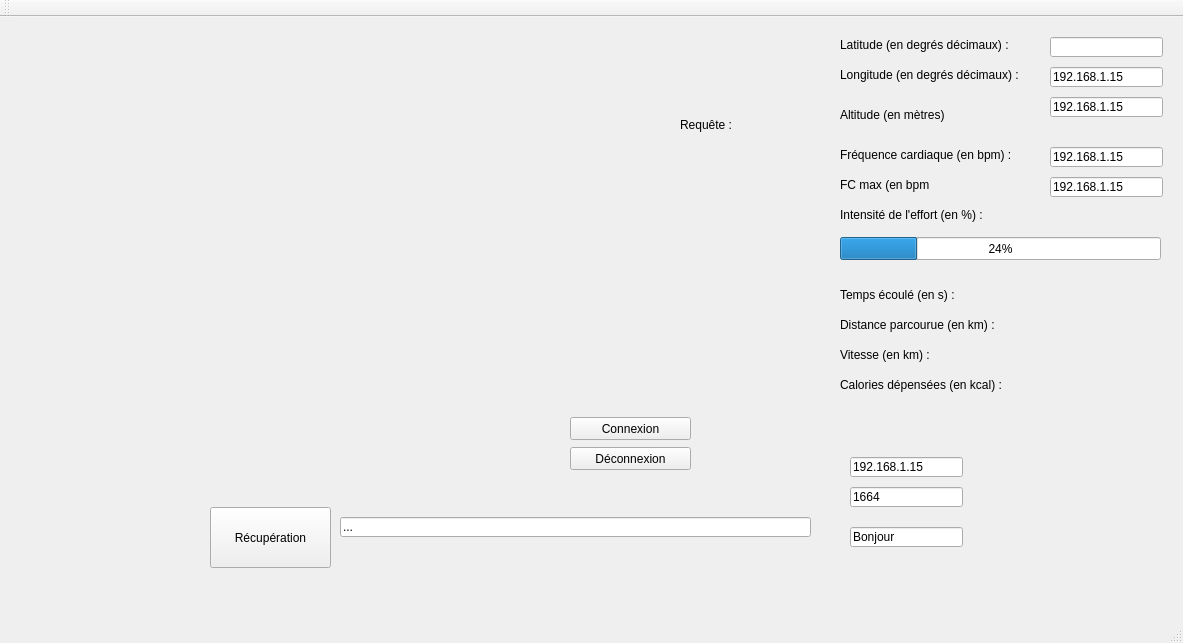
Old version of the form mainwindow.ui in the repository Smartineau901/marathon_rochelle.
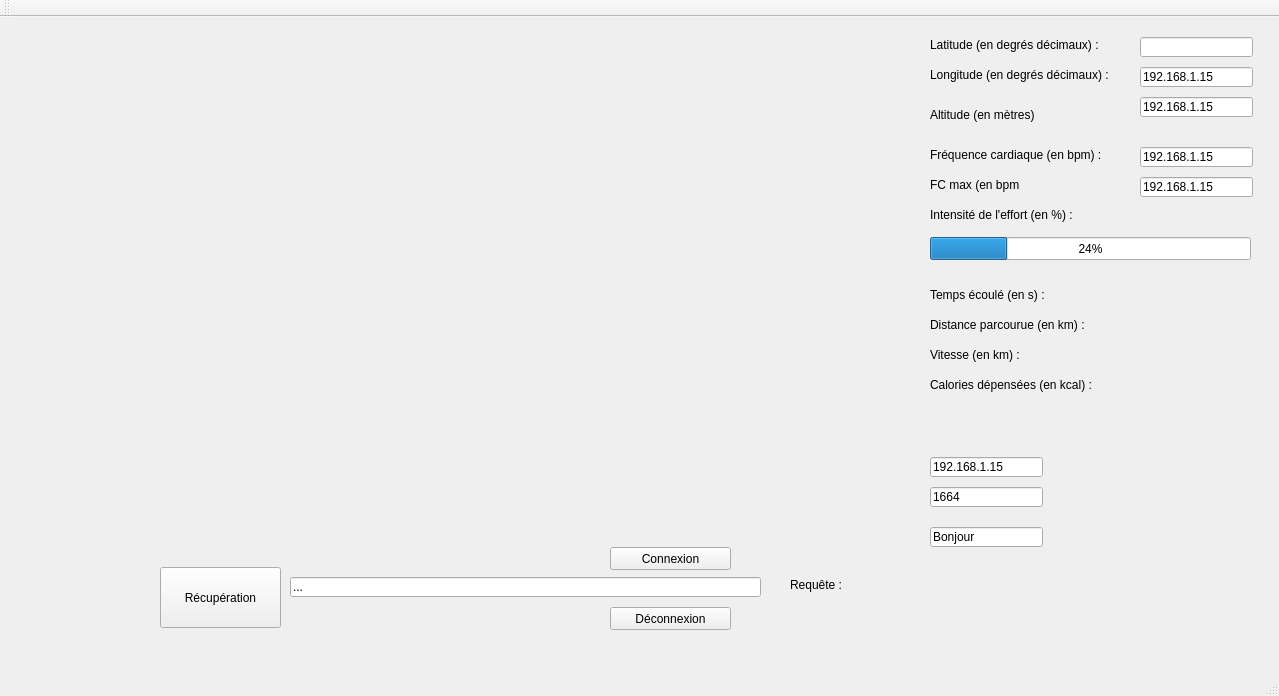
New version of the form.

The edit to the form file:
```diff
--- a/mainwindow.ui
+++ b/mainwindow.ui
@@ -6,8 +6,8 @@
    <rect>
     <x>0</x>
     <y>0</y>
-    <width>1183</width>
-    <height>643</height>
+    <width>1279</width>
+    <height>696</height>
    </rect>
   </property>
   <property name="windowTitle">
@@ -17,7 +17,7 @@
    <widget class="QLabel" name="label_1">
     <property name="geometry">
      <rect>
-      <x>840</x>
+      <x>930</x>
       <y>20</y>
       <width>171</width>
       <height>16</height>
@@ -30,7 +30,7 @@
    <widget class="QLabel" name="label_2">
     <property name="geometry">
      <rect>
-      <x>840</x>
+      <x>930</x>
       <y>50</y>
       <width>191</width>
       <height>16</height>
@@ -43,8 +43,8 @@
    <widget class="QLabel" name="label_3">
     <property name="geometry">
      <rect>
-      <x>680</x>
-      <y>100</y>
+      <x>790</x>
+      <y>560</y>
       <width>71</width>
       <height>16</height>
      </rect>
@@ -56,7 +56,7 @@
    <widget class="QLineEdit" name="lineEdit_ip">
     <property name="geometry">
      <rect>
-      <x>850</x>
+      <x>930</x>
       <y>440</y>
       <width>113</width>
       <height>20</height>
@@ -69,7 +69,7 @@
    <widget class="QLineEdit" name="lineEdit_port">
     <property name="geometry">
      <rect>
-      <x>850</x>
+      <x>930</x>
       <y>470</y>
       <width>113</width>
       <height>20</height>
@@ -82,7 +82,7 @@
    <widget class="QLineEdit" name="lineEdit_requete">
     <property name="geometry">
      <rect>
-      <x>850</x>
+      <x>930</x>
       <y>510</y>
       <width>113</width>
       <height>20</height>
@@ -95,7 +95,7 @@
    <widget class="QLabel" name="label_4">
     <property name="geometry">
      <rect>
-      <x>840</x>
+      <x>930</x>
       <y>90</y>
       <width>191</width>
       <height>16</height>
@@ -108,8 +108,8 @@
    <widget class="QLineEdit" name="lineEdit_reponse">
     <property name="geometry">
      <rect>
-      <x>340</x>
-      <y>500</y>
+      <x>290</x>
+      <y>560</y>
       <width>471</width>
       <height>20</height>
      </rect>
@@ -121,8 +121,8 @@
    <widget class="QPushButton" name="connexionButton">
     <property name="geometry">
      <rect>
-      <x>570</x>
-      <y>400</y>
+      <x>610</x>
+      <y>530</y>
       <width>121</width>
       <height>23</height>
      </rect>
@@ -134,8 +134,8 @@
    <widget class="QPushButton" name="deconnexionButton">
     <property name="geometry">
      <rect>
-      <x>570</x>
-      <y>430</y>
+      <x>610</x>
+      <y>590</y>
       <width>121</width>
       <height>23</height>
      </rect>
@@ -147,8 +147,8 @@
    <widget class="QPushButton" name="envoiButton">
     <property name="geometry">
      <rect>
-      <x>210</x>
-      <y>490</y>
+      <x>160</x>
+      <y>550</y>
       <width>121</width>
       <height>61</height>
      </rect>
@@ -160,7 +160,7 @@
    <widget class="QLabel" name="label_5">
     <property name="geometry">
      <rect>
-      <x>840</x>
+      <x>930</x>
       <y>130</y>
       <width>191</width>
       <height>16</height>
@@ -173,7 +173,7 @@
    <widget class="QLabel" name="label_6">
     <property name="geometry">
      <rect>
-      <x>840</x>
+      <x>930</x>
       <y>160</y>
       <width>191</width>
       <height>16</height>
@@ -186,7 +186,7 @@
    <widget class="QLabel" name="label_7">
     <property name="geometry">
      <rect>
-      <x>840</x>
+      <x>930</x>
       <y>190</y>
       <width>191</width>
       <height>16</height>
@@ -199,7 +199,7 @@
    <widget class="QLineEdit" name="lineEdit_ip_2">
     <property name="geometry">
      <rect>
-      <x>1050</x>
+      <x>1140</x>
       <y>160</y>
       <width>113</width>
       <height>20</height>
@@ -212,7 +212,7 @@
    <widget class="QLineEdit" name="lineEdit_ip_3">
     <property name="geometry">
      <rect>
-      <x>1050</x>
+      <x>1140</x>
       <y>130</y>
       <width>113</width>
       <height>20</height>
@@ -225,7 +225,7 @@
    <widget class="QLineEdit" name="lineEdit_ip_4">
     <property name="geometry">
      <rect>
-      <x>1050</x>
+      <x>1140</x>
       <y>80</y>
       <width>113</width>
       <height>20</height>
@@ -238,7 +238,7 @@
    <widget class="QLineEdit" name="lineEdit_ip_5">
     <property name="geometry">
      <rect>
-      <x>1050</x>
+      <x>1140</x>
       <y>50</y>
       <width>113</width>
       <height>20</height>
@@ -251,7 +251,7 @@
    <widget class="QLineEdit" name="lineEdit_ip_6">
     <property name="geometry">
      <rect>
-      <x>1050</x>
+      <x>1140</x>
       <y>20</y>
       <width>113</width>
       <height>20</height>
@@ -264,7 +264,7 @@
    <widget class="QProgressBar" name="progressBar">
     <property name="geometry">
      <rect>
-      <x>840</x>
+      <x>930</x>
       <y>220</y>
       <width>321</width>
       <height>23</height>
@@ -277,7 +277,7 @@
    <widget class="QLabel" name="label_8">
     <property name="geometry">
      <rect>
-      <x>840</x>
+      <x>930</x>
       <y>270</y>
       <width>191</width>
       <height>16</height>
@@ -290,7 +290,7 @@
    <widget class="QLabel" name="label_9">
     <property name="geometry">
      <rect>
-      <x>840</x>
+      <x>930</x>
       <y>300</y>
       <width>191</width>
       <height>16</height>
@@ -303,7 +303,7 @@
    <widget class="QLabel" name="label_10">
     <property name="geometry">
      <rect>
-      <x>840</x>
+      <x>930</x>
       <y>360</y>
       <width>191</width>
       <height>16</height>
@@ -316,7 +316,7 @@
    <widget class="QLabel" name="label_12">
     <property name="geometry">
      <rect>
-      <x>840</x>
+      <x>930</x>
       <y>330</y>
       <width>191</width>
       <height>16</height>
@@ -326,6 +326,19 @@
      <string>Vitesse (en km) :</string>
     </property>
    </widget>
+   <widget class="QLabel" name="labelCarte">
+    <property name="geometry">
+     <rect>
+      <x>170</x>
+      <y>60</y>
+      <width>694</width>
+      <height>638</height>
+     </rect>
+    </property>
+    <property name="text">
+     <string/>
+    </property>
+   </widget>
   </widget>
   <widget class="QMenuBar" name="menuBar">
    <property name="geometry">
```
Left out of the diff: 2 changed lines with no effect on the pictures.
